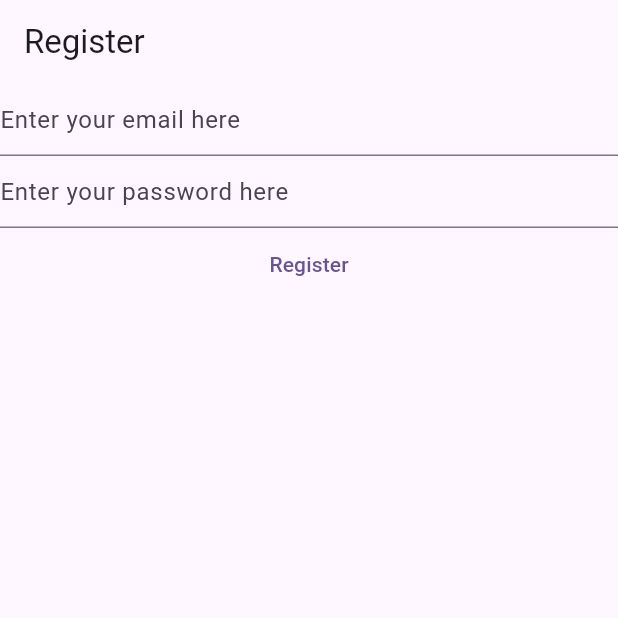
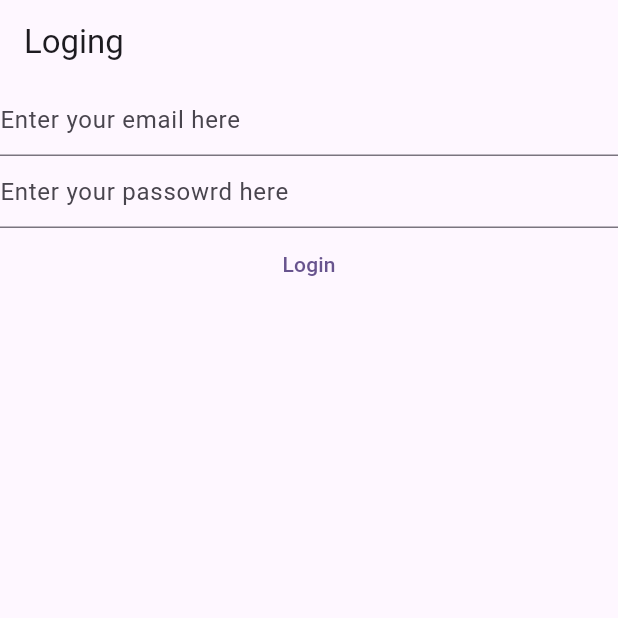
Before and after one commit to kwesisam/code_flutter, a Flutter app: the screen it shows after launch, on a phone screen of 412 x 824 dp, the top half of it. Run offline on Flutter 3.47's test engine with Material 3 defaults, Android fonts, the phone set to English and light mode, and no system bars; our stand-ins replace firebase_auth, firebase_core; accounts and stored records are empty.

Commit message:
Ground up

```diff
--- a/firstapp_folder/firstapp/lib/main.dart
+++ b/firstapp_folder/firstapp/lib/main.dart
@@ -1,4 +1,5 @@
 import 'package:firebase_core/firebase_core.dart';
+import 'package:firstapp/view/login_view.dart';
 import 'package:flutter/material.dart';
 import 'package:firebase_auth/firebase_auth.dart';
 import 'firebase_options.dart';
@@ -12,19 +13,19 @@ void main() {
         colorScheme: ColorScheme.fromSeed(seedColor: Colors.deepPurple),
         useMaterial3: true,
       ),
-      home: const HomePage(),
+      home: const LoginView(),
     ),
   );
 }
 
-class HomePage extends StatefulWidget {
-  const HomePage({super.key});
+class RegisterView extends StatefulWidget {
+  const RegisterView({super.key});
 
   @override
-  State<HomePage> createState() => _HomePageState();
+  State<RegisterView> createState() => _RegisterViewState();
 }
 
-class _HomePageState extends State<HomePage> {
+class _RegisterViewState extends State<RegisterView> {
   late final TextEditingController _email;
   late final TextEditingController _password;
 
@@ -103,4 +104,5 @@ class _HomePageState extends State<HomePage> {
   }
 }
 
+
 //ended on 9:03
--- /dev/null
+++ b/firstapp_folder/firstapp/lib/view/login_view.dart
@@ -0,0 +1,105 @@
+import 'package:firebase_auth/firebase_auth.dart';
+import 'package:firebase_core/firebase_core.dart';
+import 'package:firstapp/firebase_options.dart';
+import 'package:flutter/material.dart';
+
+class LoginView extends StatefulWidget {
+  const LoginView({super.key});
+
+  @override
+  State<LoginView> createState() => _LoginViewState();
+}
+
+class _LoginViewState extends State<LoginView> {
+  late final TextEditingController _loginEmail;
+  late final TextEditingController _loginPassword;
+
+  @override
+  void initState() {
+    _loginEmail = TextEditingController();
+    _loginPassword = TextEditingController();
+    super.initState();
+  }
+
+  @override
+  void dispose() {
+    _loginEmail.dispose();
+    _loginPassword.dispose();
+    super.dispose();
+  }
+
+  @override
+  Widget build(BuildContext context) {
+    return Scaffold(
+        appBar: AppBar(
+          title: const Text("Loging"),
+        ),
+        body: FutureBuilder(
+            future: Firebase.initializeApp(
+                options: DefaultFirebaseOptions.currentPlatform),
+            builder: (context, snapshot) {
+              switch (snapshot.connectionState) {
+                case ConnectionState.none:
+                // TODO: Handle this case.
+                case ConnectionState.waiting:
+                // TODO: Handle this case.
+                case ConnectionState.active:
+                // TODO: Handle this case.
+                case ConnectionState.done:
+                  return Column(
+                    children: [
+                      TextField(
+                        controller: _loginEmail,
+                        enableSuggestions: false,
+                        autocorrect: false,
+                        keyboardType: TextInputType.emailAddress,
+                        decoration: const InputDecoration(
+                            hintText: "Enter your email here"),
+                      ),
+                      TextField(
+                        controller: _loginPassword,
+                        decoration: const InputDecoration(
+                            hintText: "Enter your passowrd here"),
+                        autocorrect: false,
+                        enableSuggestions: false,
+                        obscureText: true,
+                      ),
+                      TextButton(
+                          onPressed: () async {
+                            final email = _loginEmail.text;
+                            final password = _loginPassword.text;
+
+                            try {
+                              var userCredential = await FirebaseAuth.instance
+                                  .signInWithEmailAndPassword(
+                                      email: email, password: password);
+
+                              print(userCredential);
+                            } on FirebaseAuthException catch (e) {
+                              if (e.code == "INVALID_LOGIN_CREDENTIALS") {
+                                print("invalid login credentials");
+                              } else if (e.code == "too-many-requests") {
+                                print("login tried so many times");
+                              } else if (e.code == "wrong-password") {
+                                print("something happed");
+                                print(e.code);
+                              } else {
+                                print(e.code);
+                                print(e.runtimeType);
+                                print(e.message);
+                              }
+                            }
+                          },
+                          child: const Text("Login"))
+                    ],
+                  );
+
+                default:
+                  return const Text("Loading....");
+
+                // TODO: Handle this case.
+              }
+            }));
+  }
+}
+//9:39
```
